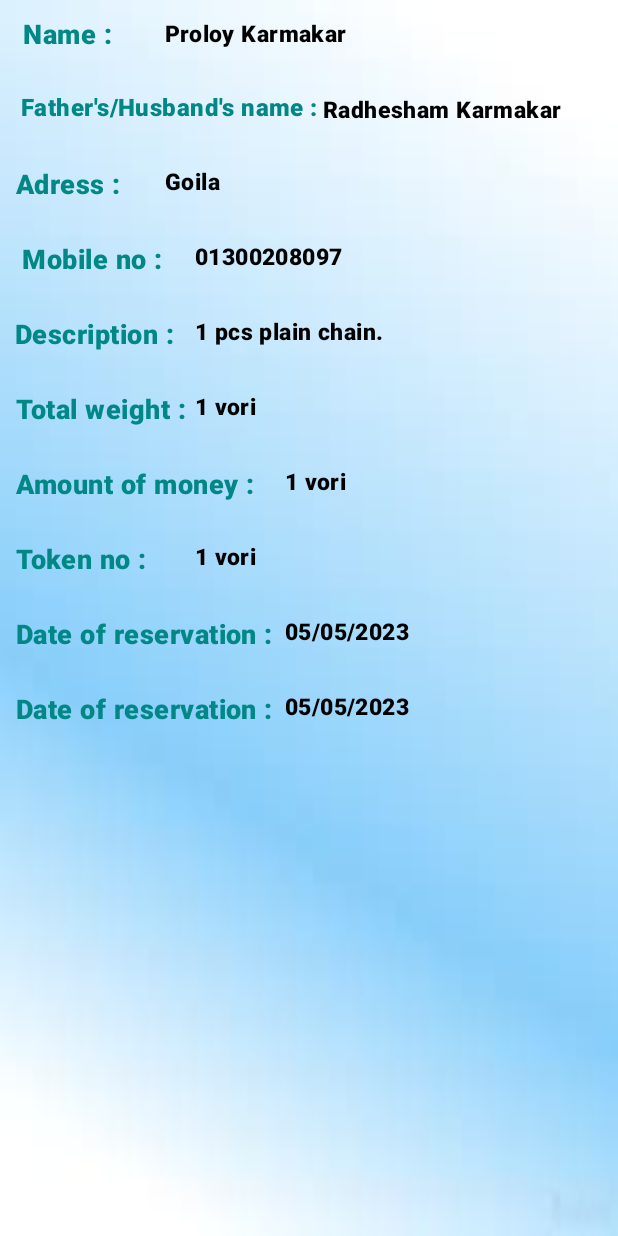
After one commit to Proloy51/Business_Deal, an Android app: the layout sample.xml on its own in the app's theme, with its tools: preview values and no code run, on a phone screen of 412 x 824 dp. The commit adds this screen. Run offline under Robolectric (Android 15) with nearby library versions, the phone set to English and light mode, and no system bars.

Commit message:
Data restoring completed

```diff
--- /dev/null
+++ b/app/src/main/java/com/example/business_deal/CustomAdapter.java
@@ -0,0 +1,65 @@
+package com.example.business_deal;
+
+import android.app.Activity;
+import android.content.Context;
+import android.view.LayoutInflater;
+import android.view.View;
+import android.view.ViewGroup;
+import android.widget.ArrayAdapter;
+import android.widget.TextView;
+
+import androidx.annotation.NonNull;
+import androidx.annotation.Nullable;
+
+import java.util.List;
+
+public class CustomAdapter extends ArrayAdapter<Business_class> {
+
+    private Activity context;
+    private List<Business_class> business_order;
+
+    public CustomAdapter(Activity context, List<Business_class> business_order) {
+        super(context, R.layout.sample, business_order);
+        this.context = context;
+        this.business_order = business_order;
+    }
+
+
+    @NonNull
+    @Override
+    public View getView(int position, View convertView, ViewGroup parent) {
+
+        LayoutInflater layoutInflater = context.getLayoutInflater();
+        View view = layoutInflater.inflate(R.layout.sample,null,true);
+
+
+        Business_class business_class = business_order.get(position);
+
+        TextView nametext,fhnametext,adresstext,mobiletext,descriptiontext,totalweighttext,moneytext,tokentext,resertext,withawtext;
+        nametext = view.findViewById(R.id.nameid);
+        fhnametext = view.findViewById(R.id.fhnameid);
+        adresstext = view.findViewById(R.id.adressid);;
+        mobiletext = view.findViewById(R.id.mobileid);
+        descriptiontext = view.findViewById(R.id.descriptionid);
+        totalweighttext = view.findViewById(R.id.totalweightid);
+        moneytext = view.findViewById(R.id.moneyid);
+        tokentext = view.findViewById(R.id.tokenid);
+        resertext = view.findViewById(R.id.reserveid);
+        withawtext = view.findViewById(R.id.withdrawid);
+
+
+        nametext.setText(business_class.getName());
+        fhnametext.setText(business_class.getFhname());
+        adresstext.setText(business_class.getAdress());
+        mobiletext.setText(business_class.getMobno());
+        descriptiontext.setText(business_class.getDescription());
+        totalweighttext.setText(business_class.getTotalweight());
+        moneytext.setText(business_class.getMoney());
+        tokentext.setText(business_class.getTokenno());
+        resertext.setText(business_class.getDateofreservation());
+        withawtext.setText(business_class.getDateofwithdrawn());
+
+
+        return view;
+    }
+}
--- a/app/src/main/java/com/example/business_deal/HomeActivity.java
+++ b/app/src/main/java/com/example/business_deal/HomeActivity.java
@@ -8,22 +8,41 @@ import android.os.Bundle;
 import android.view.Menu;
 import android.view.MenuItem;
 import android.view.View;
+import android.widget.AdapterView;
 import android.widget.ImageButton;
+import android.widget.ListView;
 
 import com.google.firebase.auth.FirebaseAuth;
+import com.google.firebase.database.DataSnapshot;
+import com.google.firebase.database.DatabaseError;
+import com.google.firebase.database.DatabaseReference;
+import com.google.firebase.database.FirebaseDatabase;
+import com.google.firebase.database.ValueEventListener;
+
+import java.util.ArrayList;
+import java.util.List;
 
 public class HomeActivity extends AppCompatActivity {
 
     private ImageButton addbutton;
     private FirebaseAuth mauth;
+    private ListView listView;
+    DatabaseReference databaseReference;
+    private List<Business_class> business_classList;
+    private CustomAdapter customAdapter;
     @Override
     protected void onCreate(Bundle savedInstanceState) {
         super.onCreate(savedInstanceState);
         setContentView(R.layout.activity_home);
 
         addbutton = findViewById(R.id.adddatabtn);
+        listView = findViewById(R.id.listviewid);
+        mauth = FirebaseAuth.getInstance();
 
-        mauth = FirebaseAuth.getInstance();
+        databaseReference = FirebaseDatabase.getInstance().getReference("Record");
+
+        business_classList = new ArrayList<>();
+        customAdapter = new CustomAdapter(HomeActivity.this,business_classList);
 
         addbutton.setOnClickListener(new View.OnClickListener() {
             @Override
@@ -53,4 +72,49 @@ public class HomeActivity extends AppCompatActivity {
         }
         return super.onOptionsItemSelected(item);
     }
+
+
+    @Override
+    protected void onStart() {
+
+        databaseReference.addValueEventListener(new ValueEventListener() {
+            @Override
+            public void onDataChange(@NonNull DataSnapshot snapshot) {
+                business_classList.clear();
+                for(DataSnapshot dataSnapshot1 : snapshot.getChildren())
+                {
+                   Business_class business_class = dataSnapshot1.getValue(Business_class.class);
+                   business_classList.add(business_class);
+                }
+
+                listView.setAdapter(customAdapter);
+
+                listView.setOnItemClickListener(new AdapterView.OnItemClickListener() {
+                    @Override
+                    public void onItemClick(AdapterView<?> parent, View view, int position, long id) {
+
+                        String name = String.valueOf(business_classList.get(position).getName());
+                        String fhname = String.valueOf(business_classList.get(position).getFhname());
+                        String adress = String.valueOf(business_classList.get(position).getAdress());
+                        String mobileno = String.valueOf(business_classList.get(position).getMobno());
+                        String description = String.valueOf(business_classList.get(position).getDescription());
+                        String totalweight = String.valueOf(business_classList.get(position).getTotalweight());
+                        String money = String.valueOf(business_classList.get(position).getMoney());
+                        String tokenno = String.valueOf(business_classList.get(position).getTokenno());
+                        String reservedate = String.valueOf(business_classList.get(position).getDateofreservation());
+                        String withdrawndate = String.valueOf(business_classList.get(position).getDateofwithdrawn());
+
+
+                        Intent intent = new Intent("name",name);
+                    }
+                });
+            }
+
+            @Override
+            public void onCancelled(@NonNull DatabaseError error) {
+
+            }
+        });
+        super.onStart();
+    }
 }
--- a/app/src/main/res/layout/activity_home.xml
+++ b/app/src/main/res/layout/activity_home.xml
@@ -28,7 +28,7 @@
 
     <ListView
         android:divider="#ff22"
-        android:dividerHeight="2dp"
+        android:dividerHeight="5dp"
         android:listSelector="@color/teal_700"
         android:layout_width="match_parent"
         android:layout_height="500dp"
--- /dev/null
+++ b/app/src/main/res/layout/sample.xml
@@ -0,0 +1,310 @@
+<?xml version="1.0" encoding="utf-8"?>
+<androidx.constraintlayout.widget.ConstraintLayout xmlns:android="http://schemas.android.com/apk/res/android"
+    android:layout_width="match_parent"
+    android:orientation="vertical"
+    android:padding="10dp"
+    android:background="@drawable/homeback"
+    android:layout_weight="1"
+    android:layout_height="match_parent">
+
+
+
+    <TextView
+        android:layout_width="wrap_content"
+        android:layout_height="wrap_content"
+        android:layout_marginRight="100dp"
+        android:gravity="center"
+        android:text=" Name : "
+        android:textAlignment="center"
+        android:textAppearance="@style/TextAppearance.MaterialComponents.Body2"
+        android:textColor="@color/teal_700"
+        android:textSize="18dp"
+        android:fontFamily="sans-serif-black"
+        android:textStyle="bold">
+    </TextView>
+
+
+    <TextView
+        android:layout_width="wrap_content"
+        android:layout_height="wrap_content"
+        android:text="Proloy Karmakar"
+        android:paddingLeft="100dp"
+        android:paddingTop="1dp"
+        android:fontFamily="sans-serif-black"
+        android:textColor="@color/black"
+        android:textStyle="bold"
+        android:textSize="15dp"
+        android:textAppearance="@style/TextAppearance.MaterialComponents.Body2"
+        android:id="@+id/nameid">
+    </TextView>
+
+
+
+
+    <TextView
+        android:paddingTop="50dp"
+        android:layout_width="wrap_content"
+        android:layout_height="wrap_content"
+        android:layout_marginRight="100dp"
+        android:gravity="center"
+        android:text=" Father's/Husband's name : "
+        android:textAlignment="center"
+        android:textAppearance="@style/TextAppearance.MaterialComponents.Body2"
+        android:textColor="@color/teal_700"
+        android:fontFamily="sans-serif-black"
+        android:textSize="16dp"
+        android:textStyle="bold"></TextView>
+
+    <TextView
+        android:layout_width="wrap_content"
+        android:layout_height="wrap_content"
+        android:text="Radhesham Karmakar"
+        android:paddingLeft="205dp"
+        android:paddingTop="52dp"
+        android:textColor="@color/black"
+        android:textStyle="bold"
+        android:fontFamily="sans-serif-black"
+        android:textSize="15dp"
+        android:id="@+id/fhnameid"
+        android:textAppearance="@style/TextAppearance.MaterialComponents.Body2">
+    </TextView>
+
+
+
+    <TextView
+        android:paddingTop="100dp"
+        android:layout_width="wrap_content"
+        android:layout_height="wrap_content"
+        android:layout_marginRight="100dp"
+        android:gravity="center"
+        android:text="Adress : "
+        android:textAlignment="center"
+        android:fontFamily="sans-serif-black"
+        android:textAppearance="@style/TextAppearance.MaterialComponents.Body2"
+        android:textColor="@color/teal_700"
+        android:textSize="18dp"
+        android:textStyle="bold"></TextView>
+
+    <TextView
+        android:layout_width="wrap_content"
+        android:layout_height="wrap_content"
+        android:text="Goila"
+        android:paddingLeft="100dp"
+        android:paddingTop="100dp"
+        android:textColor="@color/black"
+        android:textStyle="bold"
+        android:fontFamily="sans-serif-black"
+        android:textSize="15dp"
+        android:id="@+id/adressid"
+        android:textAppearance="@style/TextAppearance.MaterialComponents.Body2">
+    </TextView>
+
+
+    <TextView
+        android:paddingTop="150dp"
+        android:layout_width="wrap_content"
+        android:layout_height="wrap_content"
+        android:layout_marginRight="100dp"
+        android:gravity="center"
+        android:text=" Mobile no : "
+        android:fontFamily="sans-serif-black"
+        android:textAlignment="center"
+        android:textAppearance="@style/TextAppearance.MaterialComponents.Body2"
+        android:textColor="@color/teal_700"
+        android:textSize="18dp"
+        android:textStyle="bold"></TextView>
+
+    <TextView
+        android:layout_width="wrap_content"
+        android:layout_height="wrap_content"
+        android:text="01300208097"
+        android:paddingLeft="120dp"
+        android:paddingTop="150dp"
+        android:textColor="@color/black"
+        android:textStyle="bold"
+        android:fontFamily="sans-serif-black"
+        android:textSize="15dp"
+        android:id="@+id/mobileid"
+        android:textAppearance="@style/TextAppearance.MaterialComponents.Body2">
+    </TextView>
+
+
+
+    <TextView
+        android:paddingTop="200dp"
+        android:layout_width="wrap_content"
+        android:layout_height="wrap_content"
+        android:layout_marginRight="100dp"
+        android:gravity="center"
+        android:text="Description : "
+        android:fontFamily="sans-serif-black"
+        android:textAlignment="center"
+        android:textAppearance="@style/TextAppearance.MaterialComponents.Body2"
+        android:textColor="@color/teal_700"
+        android:textSize="18dp"
+        android:textStyle="bold"></TextView>
+
+    <TextView
+        android:layout_width="wrap_content"
+        android:layout_height="wrap_content"
+        android:text="1 pcs plain chain."
+        android:paddingLeft="120dp"
+        android:paddingTop="200dp"
+        android:textColor="@color/black"
+        android:textStyle="bold"
+        android:textSize="15dp"
+        android:fontFamily="sans-serif-black"
+        android:id="@+id/descriptionid"
+        android:textAppearance="@style/TextAppearance.MaterialComponents.Body2">
+    </TextView>
+
+
+    <TextView
+        android:paddingTop="250dp"
+        android:layout_width="wrap_content"
+        android:layout_height="wrap_content"
+        android:layout_marginRight="100dp"
+        android:gravity="center"
+        android:text="Total weight : "
+        android:fontFamily="sans-serif-black"
+        android:textAlignment="center"
+        android:textAppearance="@style/TextAppearance.MaterialComponents.Body2"
+        android:textColor="@color/teal_700"
+        android:textSize="18dp"
+        android:textStyle="bold"></TextView>
+
+    <TextView
+        android:layout_width="wrap_content"
+        android:layout_height="wrap_content"
+        android:text="1 vori"
+        android:paddingLeft="120dp"
+        android:paddingTop="250dp"
+        android:textColor="@color/black"
+        android:textStyle="bold"
+        android:fontFamily="sans-serif-black"
+        android:textSize="15dp"
+        android:id="@+id/totalweightid"
+        android:textAppearance="@style/TextAppearance.MaterialComponents.Body2">
+    </TextView>
+
+
+    <TextView
+        android:paddingTop="300dp"
+        android:layout_width="wrap_content"
+        android:layout_height="wrap_content"
+        android:layout_marginRight="100dp"
+        android:gravity="center"
+        android:text="Amount of money : "
+        android:fontFamily="sans-serif-black"
+        android:textAlignment="center"
+        android:textAppearance="@style/TextAppearance.MaterialComponents.Body2"
+        android:textColor="@color/teal_700"
+        android:textSize="18dp"
+        android:textStyle="bold"></TextView>
+
+    <TextView
+        android:layout_width="wrap_content"
+        android:layout_height="wrap_content"
+        android:text="1 vori"
+        android:paddingLeft="180dp"
+        android:paddingTop="300dp"
+        android:textColor="@color/black"
+        android:textStyle="bold"
+        android:textSize="15dp"
+        android:fontFamily="sans-serif-black"
+        android:id="@+id/moneyid"
+        android:textAppearance="@style/TextAppearance.MaterialComponents.Body2">
+    </TextView>
+
+
+
+    <TextView
+        android:paddingTop="350dp"
+        android:layout_width="wrap_content"
+        android:layout_height="wrap_content"
+        android:layout_marginRight="100dp"
+        android:gravity="center"
+        android:text="Token no : "
+        android:textAlignment="center"
+        android:fontFamily="sans-serif-black"
+        android:textAppearance="@style/TextAppearance.MaterialComponents.Body2"
+        android:textColor="@color/teal_700"
+        android:textSize="18dp"
+        android:textStyle="bold"></TextView>
+
+    <TextView
+        android:layout_width="wrap_content"
+        android:layout_height="wrap_content"
+        android:text="1 vori"
+        android:paddingLeft="120dp"
+        android:paddingTop="350dp"
+        android:textColor="@color/black"
+        android:textStyle="bold"
+        android:fontFamily="sans-serif-black"
+        android:textSize="15dp"
+        android:id="@+id/tokenid"
+        android:textAppearance="@style/TextAppearance.MaterialComponents.Body2">
+    </TextView>
+
+
+    <TextView
+        android:paddingTop="400dp"
+        android:layout_width="wrap_content"
+        android:layout_height="wrap_content"
+        android:layout_marginRight="100dp"
+        android:gravity="center"
+        android:text="Date of reservation : "
+        android:textAlignment="center"
+        android:fontFamily="sans-serif-black"
+        android:textAppearance="@style/TextAppearance.MaterialComponents.Body2"
+        android:textColor="@color/teal_700"
+        android:textSize="18dp"
+        android:textStyle="bold"></TextView>
+
+    <TextView
+        android:layout_width="wrap_content"
+        android:layout_height="wrap_content"
+        android:text="05/05/2023"
+        android:paddingLeft="180dp"
+        android:paddingTop="400dp"
+        android:textColor="@color/black"
+        android:textStyle="bold"
+        android:textSize="15dp"
+        android:fontFamily="sans-serif-black"
+        android:id="@+id/reserveid"
+        android:textAppearance="@style/TextAppearance.MaterialComponents.Body2">
+    </TextView>
+
+
+
+    <TextView
+        android:paddingTop="450dp"
+        android:layout_width="wrap_content"
+        android:layout_height="wrap_content"
+        android:layout_marginRight="100dp"
+        android:gravity="center"
+        android:text="Date of reservation : "
+        android:fontFamily="sans-serif-black"
+        android:textAlignment="center"
+        android:textAppearance="@style/TextAppearance.MaterialComponents.Body2"
+        android:textColor="@color/teal_700"
+        android:textSize="18dp"
+        android:textStyle="bold"></TextView>
+
+    <TextView
+        android:layout_width="wrap_content"
+        android:layout_height="wrap_content"
+        android:text="05/05/2023"
+        android:paddingLeft="180dp"
+        android:paddingTop="450dp"
+        android:textColor="@color/black"
+        android:textStyle="bold"
+        android:fontFamily="sans-serif-black"
+        android:textSize="15dp"
+        android:id="@+id/withdrawid"
+        android:textAppearance="@style/TextAppearance.MaterialComponents.Body2">
+    </TextView>
+
+
+
+</androidx.constraintlayout.widget.ConstraintLayout>
```
